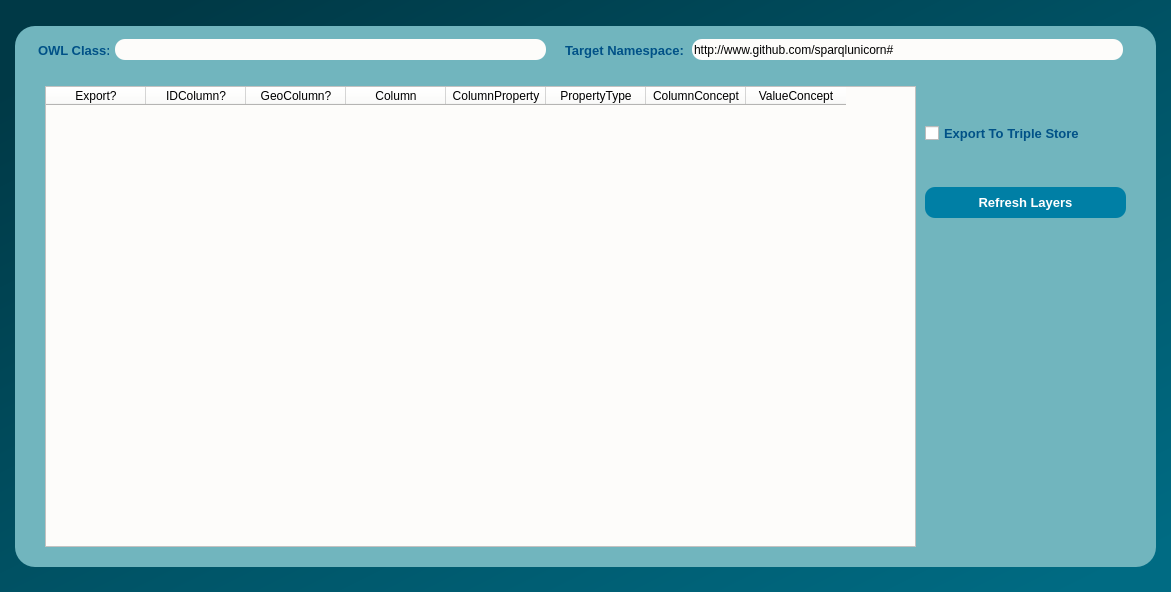
First picture: the form in Interlink.ui, repository Cprudhomme/SpaLOD_qgis_plugin, before the edit.
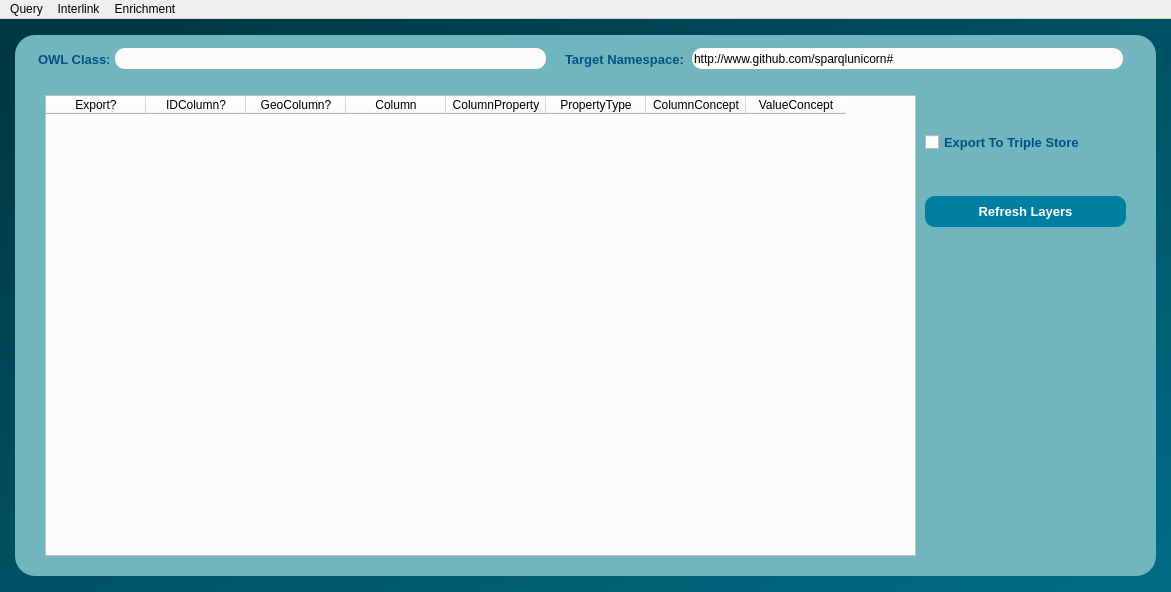
Second picture: the form after the edit.

```diff
--- a/Interlink.ui
+++ b/Interlink.ui
@@ -377,6 +377,24 @@
      <height>21</height>
     </rect>
    </property>
+   <widget class="QMenu" name="menuQuery">
+    <property name="title">
+     <string>Query</string>
+    </property>
+   </widget>
+   <widget class="QMenu" name="menuInterlink">
+    <property name="title">
+     <string>Interlink</string>
+    </property>
+   </widget>
+   <widget class="QMenu" name="menuEnrichment">
+    <property name="title">
+     <string>Enrichment</string>
+    </property>
+   </widget>
+   <addaction name="menuQuery"/>
+   <addaction name="menuInterlink"/>
+   <addaction name="menuEnrichment"/>
   </widget>
  </widget>
  <resources/>
```
